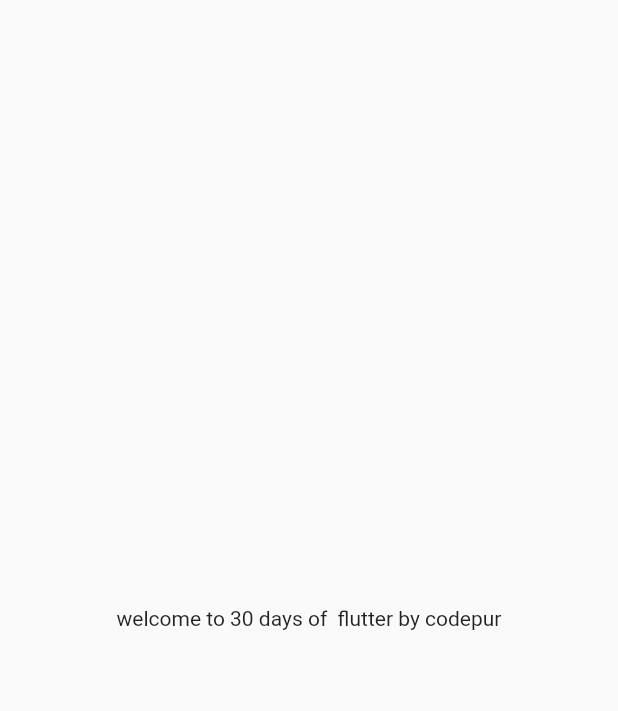
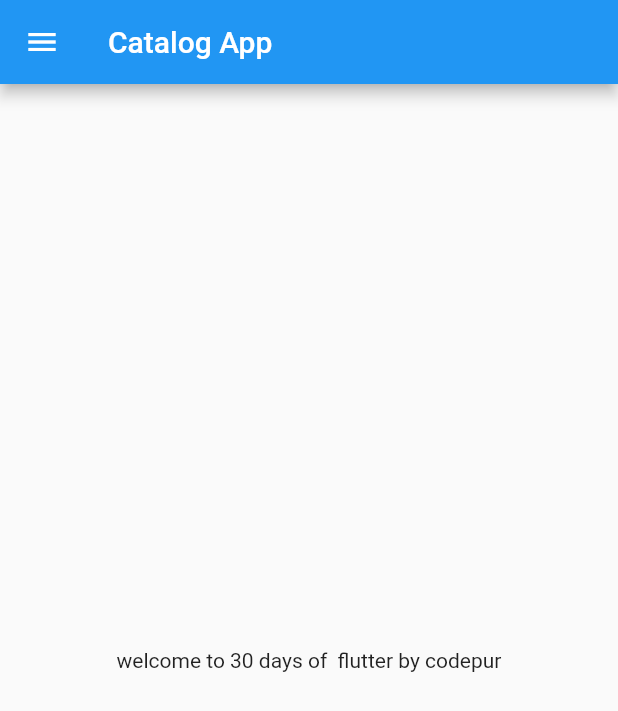
Before and after one commit to pawan-kumawat/Catalog_App, a Flutter app: the screen it shows after launch, on a phone screen of 412 x 824 dp. Shown: the top 711 px of the screen. Run offline on Flutter 3.47's test engine with Material 2 defaults, Android fonts, the phone set to English and light mode, and no system bars.

Commit message:
Day2 completed

```diff
--- /dev/null
+++ b/lib/home_page.dart
@@ -0,0 +1,21 @@
+import 'package:flutter/material.dart';
+
+class Homepage extends StatelessWidget {
+  final int days = 30;
+  final String name = "codepur";
+
+  @override
+  Widget build(BuildContext context) {
+    return Scaffold(
+      appBar: AppBar(
+        title: Text("Catalog App"),
+      ),
+      body: Center(
+        child: Container(
+          child: Text("welcome to $days days of  flutter by $name"),
+        ),
+      ),
+      drawer: Drawer(),
+    );
+  }
+}
--- a/lib/main.dart
+++ b/lib/main.dart
@@ -1,4 +1,5 @@
 import 'package:flutter/material.dart';
+import 'package:flutter_catalog/home_page.dart';
 
 void main() {
   runApp(Myapp());
@@ -7,17 +8,8 @@ void main() {
 class Myapp extends StatelessWidget {
   @override
   Widget build(BuildContext context) {
-    int days = 30;
-    String name = "codepur";
-
     return MaterialApp(
-      home: Material(
-        child: Center(
-          child: Container(
-            child: Text("welcome to $days days of  flutter by $name"),
-          ),
-        ),
-      ),
+      home: Homepage(),
     );
   }
 }
```
